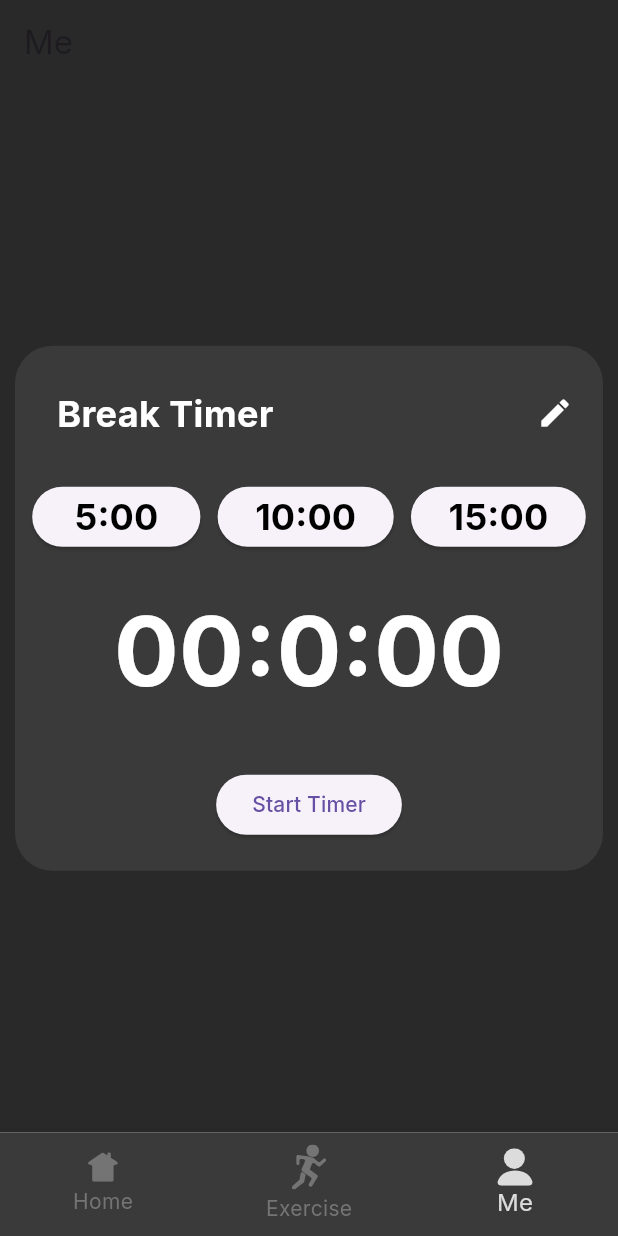
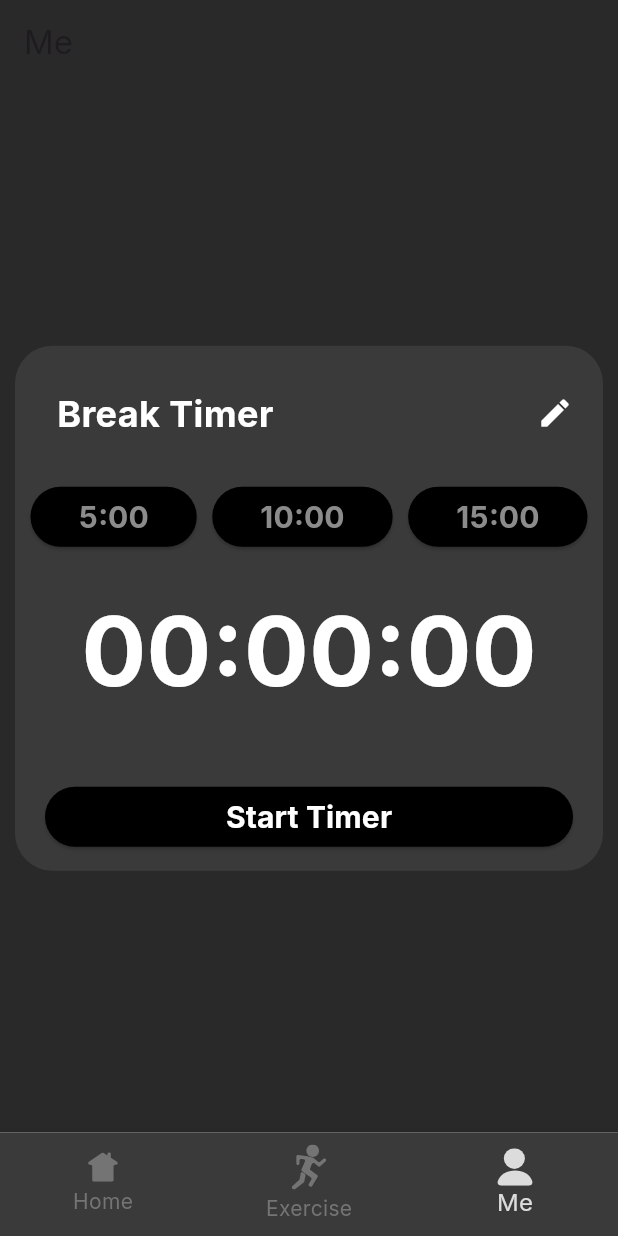
Before and after one commit to AbsolutelyHaakon/FitnessApp-IDATA2503, a Flutter app: the screen it shows after launch, item 3 of the bottom bar chosen, on a phone screen of 412 x 824 dp. Run offline on Flutter 3.47's test engine with Material 3 defaults, Android fonts, the phone set to English and light mode, and no system bars; our stand-ins replace flutter_svg.

Commit message:
Last rendition of breaktimer before logic is implemented

```diff
--- a/lib/modules/break_timer_module.dart
+++ b/lib/modules/break_timer_module.dart
@@ -9,15 +9,17 @@ class BreakTimerModule extends StatefulWidget {
 }
 
 class _BreakTimerModuleState extends State<BreakTimerModule> {
-  int _selectedTime = 00;
+  int _selectedTime = 0;
+  int _selectedButton = -1;
 
   void _startTimer() {
     // Implement the timer start logic here
   }
 
-  void _setPresetTime(int time) {
+  void _setPresetTime(int time, int buttonIndex) {
     setState(() {
       _selectedTime = time;
+      _selectedButton = buttonIndex;
     });
   }
 
@@ -31,6 +33,7 @@ class _BreakTimerModuleState extends State<BreakTimerModule> {
       ),
       child: SizedBox(
         height: 350.0,
+        child: SingleChildScrollView(
           child: Column(
             children: [
               Padding(
@@ -58,68 +61,97 @@ class _BreakTimerModuleState extends State<BreakTimerModule> {
                   ],
                 ),
               ),
-            Expanded(
-              child: Column(
+              Column(
                 mainAxisAlignment: MainAxisAlignment.center,
                 children: [
                   Row(
                     mainAxisAlignment: MainAxisAlignment.spaceEvenly,
                     children: [
                       ElevatedButton(
-                        onPressed: () => _setPresetTime(05),
-                        child: const Padding(
-                          padding: EdgeInsets.symmetric(horizontal: 4.0),
-                          child: Text('5:00',
+                        onPressed: () => _setPresetTime(5, 0),
+                        style: ElevatedButton.styleFrom(
+                          backgroundColor: _selectedButton == 0 ? CupertinoColors.white : CupertinoColors.black,
+                        ),
+                        child: Padding(
+                          padding: const EdgeInsets.symmetric(horizontal: 8.0),
+                          child: Text(
+                            '5:00',
                             style: TextStyle(
-                            color: CupertinoColors.black,
+                              color: _selectedButton == 0 ? Colors.black : Color(0xFF8B8B8B),
                               fontWeight: FontWeight.bold,
-                            fontSize: 24,
-                          ),),
+                              fontSize: 20,
+                            ),
+                          ),
                         ),
                       ),
                       ElevatedButton(
-                        onPressed: () => _setPresetTime(10),
-                        child: const Padding(
-                          padding: EdgeInsets.symmetric(horizontal: 1.0),
-                          child: Text('10:00',style: TextStyle(
-                            color: CupertinoColors.black,
+                        onPressed: () => _setPresetTime(10, 1),
+                        style: ElevatedButton.styleFrom(
+                          backgroundColor: _selectedButton == 1 ? CupertinoColors.white : CupertinoColors.black,
+                        ),
+                        child: Padding(
+                          padding: const EdgeInsets.symmetric(horizontal: 8.0),
+                          child: Text(
+                            '10:00',
+                            style: TextStyle(
+                              color: _selectedButton == 1 ? Colors.black : Color(0xFF8B8B8B),
                               fontWeight: FontWeight.bold,
-                            fontSize: 24,
-                          ),),
+                              fontSize: 20,
+                            ),
+                          ),
                         ),
                       ),
                       ElevatedButton(
-                        onPressed: () => _setPresetTime(15),
-                        child: const Padding(
-                          padding: EdgeInsets.symmetric(horizontal: 1.0),
-                          child: Text('15:00',
+                        onPressed: () => _setPresetTime(15, 2),
+                        style: ElevatedButton.styleFrom(
+                          backgroundColor: _selectedButton == 2 ? CupertinoColors.white : CupertinoColors.black,
+                        ),
+                        child: Padding(
+                          padding: const EdgeInsets.symmetric(horizontal: 8.0),
+                          child: Text(
+                            '15:00',
                             style: TextStyle(
-                                color: CupertinoColors.black,
+                              color: _selectedButton == 2 ? Colors.black : Color(0xFF8B8B8B),
                               fontWeight: FontWeight.bold,
-                                fontSize: 24,
-                              ),),
+                              fontSize: 20,
+                            ),
+                          ),
                         ),
                       ),
                     ],
                   ),
                   const SizedBox(height: 20),
                   Text(
-                    '00:$_selectedTime:00',style: const TextStyle(
+                    '00:${_selectedTime.toString().padLeft(2, '0')}:00',
+                    style: const TextStyle(
                       color: CupertinoColors.white,
                       fontWeight: FontWeight.bold,
                       fontSize: 64,
                     ),
                   ),
-                  const Spacer(),
-                  ElevatedButton(
+                  const SizedBox(height: 20),
+                  Container(
+                    margin: const EdgeInsets.all(20.0),
+                    width: double.infinity,
+                    child: ElevatedButton(
                       onPressed: _startTimer,
-                    child: const Text('Start Timer'),
+                      style: ElevatedButton.styleFrom(
+                        backgroundColor: Colors.black,
                       ),
-                  const SizedBox(height: 20),
-                ],
+                      child: const Text(
+                        'Start Timer',
+                        style: TextStyle(
+                          color: CupertinoColors.white,
+                          fontWeight: FontWeight.bold,
+                          fontSize: 20,
+                        ),
+                      ),
                     ),
                   ),
                 ],
+              ),
+            ],
+          ),
         ),
       ),
     );
```
Lines whose indentation alone changed are shown as unchanged.
